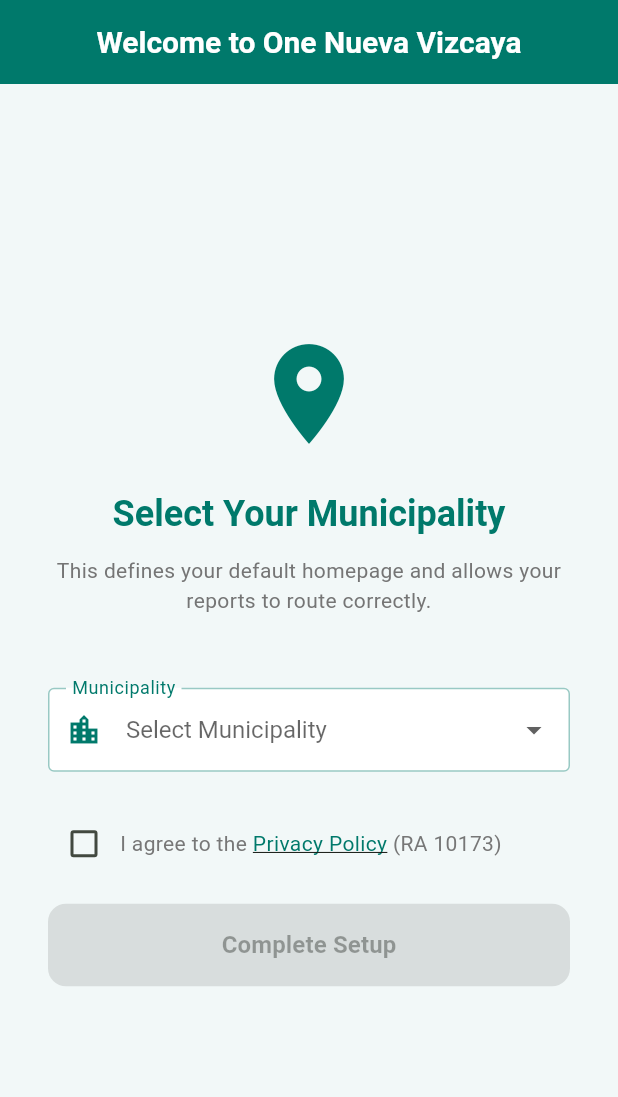
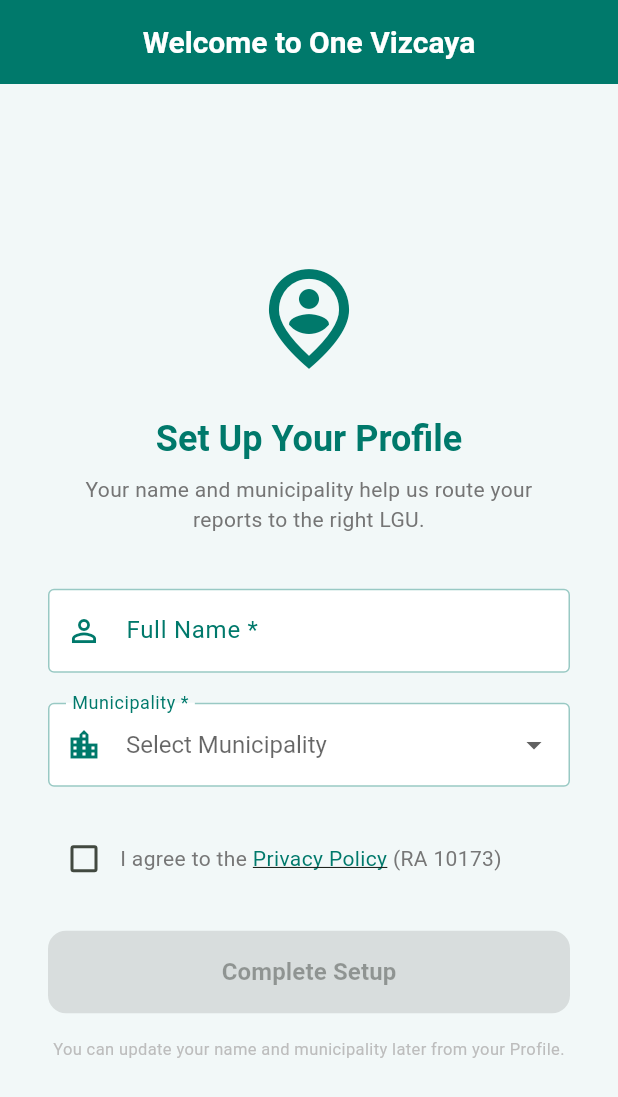
Before and after one commit to Project-Vizcaya/One-Vizcaya, a Flutter app: the MunicipalitySetupScreen screen opened by its route, on a phone screen of 412 x 824 dp. Shown: the top 1097 px of the screen. Run offline on Flutter 3.47's test engine with Material 3 defaults, Android fonts, the phone set to English and light mode, and no system bars; our stand-ins replace app_links, cloud_firestore, firebase_auth, firebase_core, firebase_messaging, firebase_storage and 11 more; missing offline and left inert: firebase_app_check; accounts and stored records are empty; generated files the repository leaves out were written again.

Commit message:
Enforce mandatory profile setup before accessing home screen
New users and returning users with blank name/municipality are
redirected to MunicipalitySetupScreen which saves name + municipality
to Firestore before allowing access to the app.

- setup_screen.dart: removed duplicate class, final version requires
  full name (≥3 chars) + municipality + privacy consent, saves to
  Firestore with merge, shows loading spinner
- auth_gate.dart: added _needsProfileSetup() Firestore check after
  onboarding; routes to MunicipalitySetupScreen if name or municipality
  is empty

https://claude.ai/code/session_017kLuVimip9R4ubYctBT9qP

```diff
--- a/one_vizcaya/lib/presentation/screens/setup_screen.dart
+++ b/one_vizcaya/lib/presentation/screens/setup_screen.dart
@@ -1,4 +1,6 @@
 import 'package:flutter/material.dart';
+import 'package:firebase_auth/firebase_auth.dart';
+import 'package:cloud_firestore/cloud_firestore.dart';
 import '../../core/constants/app_constants.dart';
 import '../state/municipality_state.dart';
 import '../../features/auth/presentation/screens/privacy_policy_screen.dart';
@@ -11,8 +13,11 @@ class MunicipalitySetupScreen extends StatefulWidget {
 }
 
 class _MunicipalitySetupScreenState extends State<MunicipalitySetupScreen> {
+  final _formKey = GlobalKey<FormState>();
+  final _nameController = TextEditingController();
   String? _selectedTown;
   bool _hasAcceptedPrivacy = false;
+  bool _isSaving = false;
 
   Color _getMunicipalityColor(String? name) {
     if (name == null) return const Color(0xFF00796B);
@@ -21,15 +26,60 @@ class _MunicipalitySetupScreenState extends State<MunicipalitySetupScreen> {
     return const Color(0xFF00796B);
   }
 
+  Future<void> _completeSetup() async {
+    if (!_formKey.currentState!.validate()) return;
+    if (_selectedTown == null) {
+      ScaffoldMessenger.of(context).showSnackBar(
+        const SnackBar(content: Text('Please select your municipality.')),
+      );
+      return;
+    }
+
+    setState(() => _isSaving = true);
+
+    try {
+      final user = FirebaseAuth.instance.currentUser;
+      if (user != null) {
+        final ref = FirebaseFirestore.instance.collection('users').doc(user.uid);
+        await ref.set({
+          'uid': user.uid,
+          'name': _nameController.text.trim(),
+          'phoneNumber': user.phoneNumber ?? '',
+          'municipality': _selectedTown,
+          'role': 'citizen',
+          'createdAt': FieldValue.serverTimestamp(),
+        }, SetOptions(merge: true));
+      }
+
+      oneVizcayaState.selectedMunicipality.value = _selectedTown!;
+      if (mounted) Navigator.of(context).pushReplacementNamed('/home');
+    } catch (e) {
+      if (mounted) {
+        setState(() => _isSaving = false);
+        ScaffoldMessenger.of(context).showSnackBar(
+          SnackBar(content: Text('Failed to save profile: $e')),
+        );
+      }
+    }
+  }
+
+  @override
+  void dispose() {
+    _nameController.dispose();
+    super.dispose();
+  }
+
   @override
   Widget build(BuildContext context) {
-    // ── Dynamic color based on selected municipality ──
     final activeColor = _getMunicipalityColor(_selectedTown);
+    final canProceed = _selectedTown != null &&
+        _hasAcceptedPrivacy &&
+        _nameController.text.trim().isNotEmpty;
 
     return Scaffold(
       appBar: AppBar(
         title: const Text(
-          'Welcome to One Nueva Vizcaya',
+          'Welcome to One Vizcaya',
           style: TextStyle(color: Colors.white, fontWeight: FontWeight.w600),
         ),
         centerTitle: true,
@@ -42,15 +92,16 @@ class _MunicipalitySetupScreenState extends State<MunicipalitySetupScreen> {
         child: Center(
           child: SingleChildScrollView(
             padding: const EdgeInsets.all(32.0),
+            child: Form(
+              key: _formKey,
               child: Column(
                 mainAxisAlignment: MainAxisAlignment.center,
                 crossAxisAlignment: CrossAxisAlignment.stretch,
                 children: [
-                // ── Location Icon ──
                   AnimatedSwitcher(
                     duration: const Duration(milliseconds: 300),
                     child: Icon(
-                    Icons.location_on,
+                      Icons.person_pin_circle_outlined,
                       key: ValueKey(activeColor.value),
                       size: 80,
                       color: activeColor,
@@ -58,7 +109,6 @@ class _MunicipalitySetupScreenState extends State<MunicipalitySetupScreen> {
                   ),
                   const SizedBox(height: 24),
 
-                // ── Title ──
                   AnimatedDefaultTextStyle(
                     duration: const Duration(milliseconds: 300),
                     style: Theme.of(context).textTheme.headlineSmall!.copyWith(
@@ -66,21 +116,51 @@ class _MunicipalitySetupScreenState extends State<MunicipalitySetupScreen> {
                       fontWeight: FontWeight.bold,
                     ),
                     child: const Text(
-                    'Select Your Municipality',
+                      'Set Up Your Profile',
                       textAlign: TextAlign.center,
                     ),
                   ),
-                const SizedBox(height: 12),
+                  const SizedBox(height: 8),
                   Text(
-                  'This defines your default homepage and allows your reports to route correctly.',
+                    'Your name and municipality help us route your reports to the right LGU.',
                     textAlign: TextAlign.center,
                     style: Theme.of(context).textTheme.bodyMedium?.copyWith(
                       color: Colors.grey.shade600,
                     ),
                   ),
-                const SizedBox(height: 48),
+                  const SizedBox(height: 36),
 
-                // ── Municipality Dropdown ──
+                  // ── Full Name ──
+                  TextFormField(
+                    controller: _nameController,
+                    textCapitalization: TextCapitalization.words,
+                    onChanged: (_) => setState(() {}),
+                    decoration: InputDecoration(
+                      labelText: 'Full Name *',
+                      hintText: 'e.g. Juan Dela Cruz',
+                      prefixIcon: Icon(Icons.person_outline, color: activeColor),
+                      focusedBorder: OutlineInputBorder(
+                        borderSide: BorderSide(color: activeColor, width: 2),
+                      ),
+                      enabledBorder: OutlineInputBorder(
+                        borderSide: BorderSide(
+                            color: activeColor.withValues(alpha: 0.4)),
+                      ),
+                      labelStyle: TextStyle(color: activeColor),
+                    ),
+                    validator: (v) {
+                      if (v == null || v.trim().isEmpty) {
+                        return 'Please enter your full name.';
+                      }
+                      if (v.trim().length < 3) {
+                        return 'Name must be at least 3 characters.';
+                      }
+                      return null;
+                    },
+                  ),
+                  const SizedBox(height: 20),
+
+                  // ── Municipality ──
                   DropdownButtonFormField<String>(
                     value: _selectedTown,
                     hint: const Text('Select Municipality'),
@@ -117,33 +197,34 @@ class _MunicipalitySetupScreenState extends State<MunicipalitySetupScreen> {
                         ),
                       );
                     }).toList(),
-                  onChanged: (newValue) {
-                    setState(() => _selectedTown = newValue);
-                  },
+                    onChanged: (v) => setState(() => _selectedTown = v),
                     decoration: InputDecoration(
-                    labelText: 'Municipality',
-                    prefixIcon: Icon(Icons.location_city, color: activeColor),
+                      labelText: 'Municipality *',
+                      prefixIcon:
+                          Icon(Icons.location_city, color: activeColor),
                       focusedBorder: OutlineInputBorder(
                         borderSide: BorderSide(color: activeColor, width: 2),
                       ),
                       enabledBorder: OutlineInputBorder(
-                      borderSide: BorderSide(color: activeColor.withValues(alpha: 0.4)),
+                        borderSide: BorderSide(
+                            color: activeColor.withValues(alpha: 0.4)),
                       ),
                       labelStyle: TextStyle(color: activeColor),
                     ),
+                    validator: (v) =>
+                        v == null ? 'Please select your municipality.' : null,
                   ),
-
                   const SizedBox(height: 24),
 
-                // ── Privacy Consent Checkbox ──
+                  // ── Privacy Consent ──
                   Row(
                     crossAxisAlignment: CrossAxisAlignment.center,
                     children: [
                       Checkbox(
                         value: _hasAcceptedPrivacy,
                         activeColor: activeColor,
-                      onChanged: (val) =>
-                          setState(() => _hasAcceptedPrivacy = val ?? false),
+                        onChanged: (val) => setState(
+                            () => _hasAcceptedPrivacy = val ?? false),
                       ),
                       Expanded(
                         child: GestureDetector(
@@ -168,15 +249,14 @@ class _MunicipalitySetupScreenState extends State<MunicipalitySetupScreen> {
                       ),
                     ],
                   ),
-
-                const SizedBox(height: 16),
+                  const SizedBox(height: 24),
 
                   // ── Complete Setup Button ──
                   AnimatedContainer(
                     duration: const Duration(milliseconds: 300),
                     decoration: BoxDecoration(
                       borderRadius: BorderRadius.circular(12),
-                    boxShadow: (_selectedTown != null && _hasAcceptedPrivacy)
+                      boxShadow: canProceed
                           ? [
                               BoxShadow(
                                 color: activeColor.withValues(alpha: 0.4),
@@ -187,18 +267,12 @@ class _MunicipalitySetupScreenState extends State<MunicipalitySetupScreen> {
                           : [],
                     ),
                     child: ElevatedButton(
-                    onPressed: (_selectedTown == null || !_hasAcceptedPrivacy)
-                        ? null
-                        : () {
-                            oneVizcayaState.selectedMunicipality.value =
-                                _selectedTown!;
-                            Navigator.of(context).pushReplacementNamed('/home');
-                          },
+                      onPressed: (canProceed && !_isSaving)
+                          ? _completeSetup
+                          : null,
                       style: ElevatedButton.styleFrom(
                         backgroundColor:
-                          (_selectedTown != null && _hasAcceptedPrivacy)
-                              ? activeColor
-                              : Colors.grey.shade300,
+                            canProceed ? activeColor : Colors.grey.shade300,
                         foregroundColor: Colors.white,
                         padding: const EdgeInsets.symmetric(vertical: 16),
                         shape: RoundedRectangleBorder(
@@ -206,7 +280,14 @@ class _MunicipalitySetupScreenState extends State<MunicipalitySetupScreen> {
                         ),
                         elevation: 0,
                       ),
-                    child: const Text(
+                      child: _isSaving
+                          ? const SizedBox(
+                              height: 20,
+                              width: 20,
+                              child: CircularProgressIndicator(
+                                  strokeWidth: 2, color: Colors.white),
+                            )
+                          : const Text(
                               'Complete Setup',
                               style: TextStyle(
                                 fontSize: 16,
@@ -215,7 +296,15 @@ class _MunicipalitySetupScreenState extends State<MunicipalitySetupScreen> {
                             ),
                     ),
                   ),
+                  const SizedBox(height: 16),
+                  Text(
+                    'You can update your name and municipality later from your Profile.',
+                    textAlign: TextAlign.center,
+                    style: TextStyle(
+                        fontSize: 11, color: Colors.grey.shade400),
+                  ),
                 ],
+              ),
             ),
           ),
         ),
```
Also changed, not shown: one_vizcaya/lib/presentation/widgets/auth_gate.dart (+26 -1 lines). Lines whose indentation alone changed are shown as unchanged.
